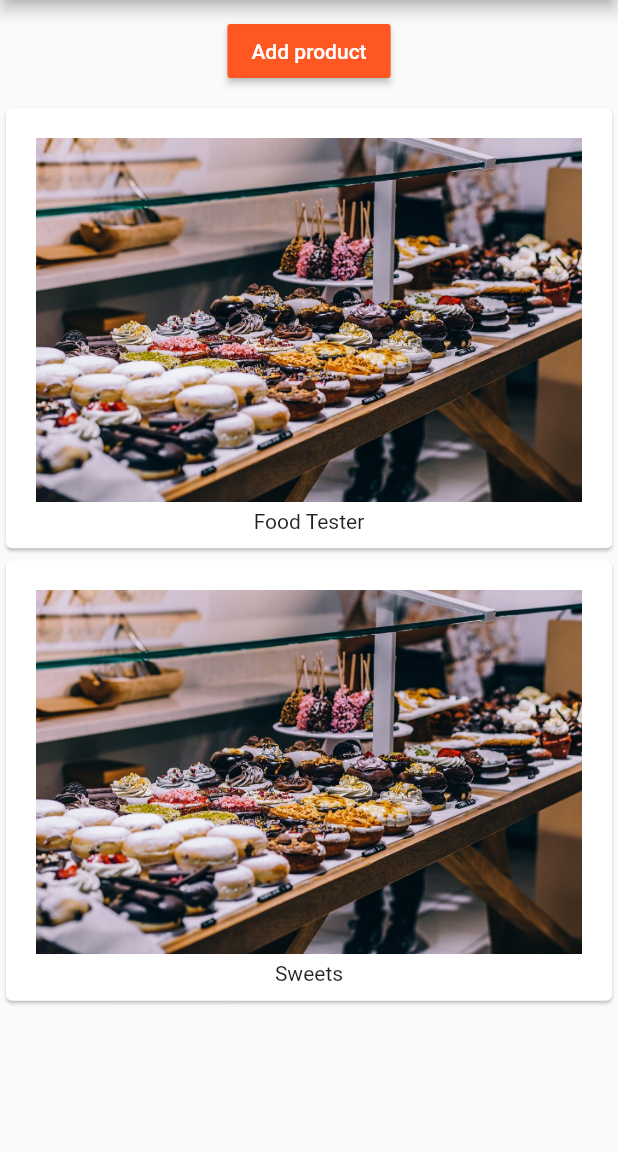
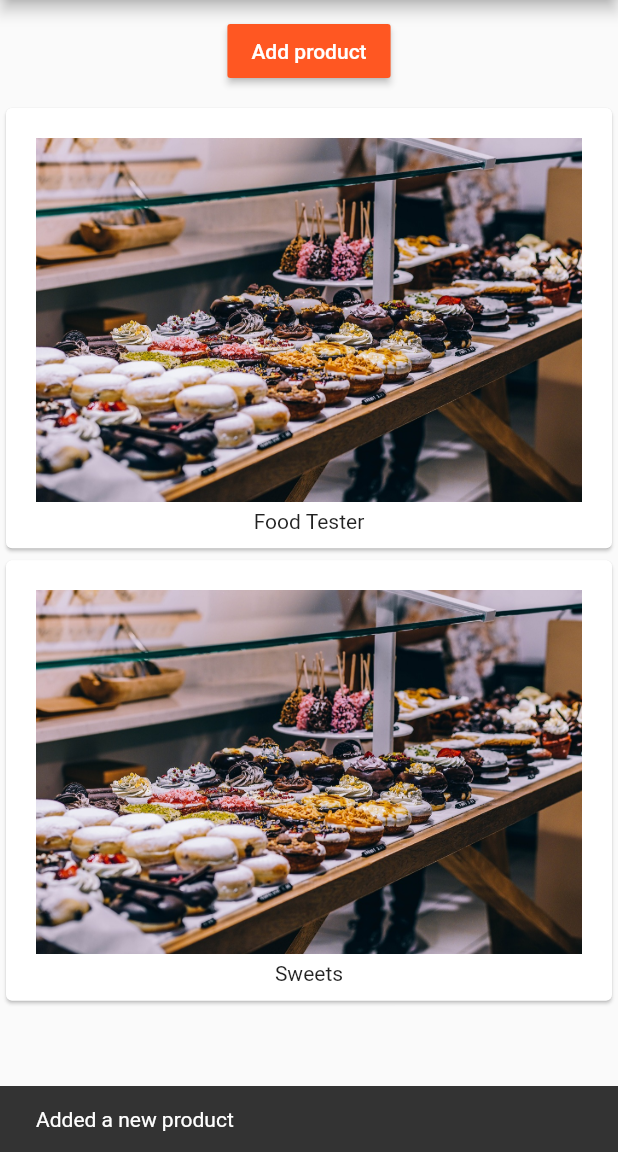
Before and after one commit to myidispg/flutter-projects, a Flutter app: the screen it shows after launch, after a tap on "Add product", on a phone screen of 412 x 824 dp, the part 84-1236 px from its top. Run offline on Flutter 3.47's test engine with Material 2 defaults, Android fonts, the phone set to English and light mode, and no system bars.

Commit message:
Added content in list view. Will work on lazy loading now.

```diff
--- a/easy_list/lib/product_control.dart
+++ b/easy_list/lib/product_control.dart
@@ -11,6 +11,7 @@ class ProductControl extends StatelessWidget {
       color: Theme.of(context).primaryColor,
       onPressed: () {
         addProduct('Sweets');
+        Scaffold.of(context).showSnackBar(new SnackBar(content: new Text("Added a new product")));
       },
       child: Text(
         'Add product',
--- a/easy_list/lib/product_manager.dart
+++ b/easy_list/lib/product_manager.dart
@@ -7,7 +7,7 @@ class ProductManager extends StatefulWidget {
 
   final String startingProduct;
 
-  ProductManager({this.startingProduct='Sweets Tester'});
+  ProductManager({this.startingProduct='Sweets Tester'}); // Default argument.
 
   @override
   State<StatefulWidget> createState() {
@@ -40,7 +40,7 @@ class _ProductManagerState extends State<ProductManager> {
         margin: EdgeInsets.all(10.0),
         child: ProductControl(_addProduct)
       ),
-      Products(_products)
+      Expanded(child: Products(_products)) // Expanded takes all the
     ]);
   }
 }
--- a/easy_list/lib/products.dart
+++ b/easy_list/lib/products.dart
@@ -13,9 +13,10 @@ class Products extends StatelessWidget {
 
   @override
   Widget build(BuildContext context) {
-    return Column(
+    return ListView( // A ListView can't be beneath another widget.
       children:
           _products // Below function is to create a list with multiple product cards.
+          // ^^ Fixed by putting in an expanded widget in product_manager.dart
               .map((element) => Card(
                     child: Container(
                       margin: EdgeInsets.only(top: 10.0, left: 10.0, right: 10.0),
```
